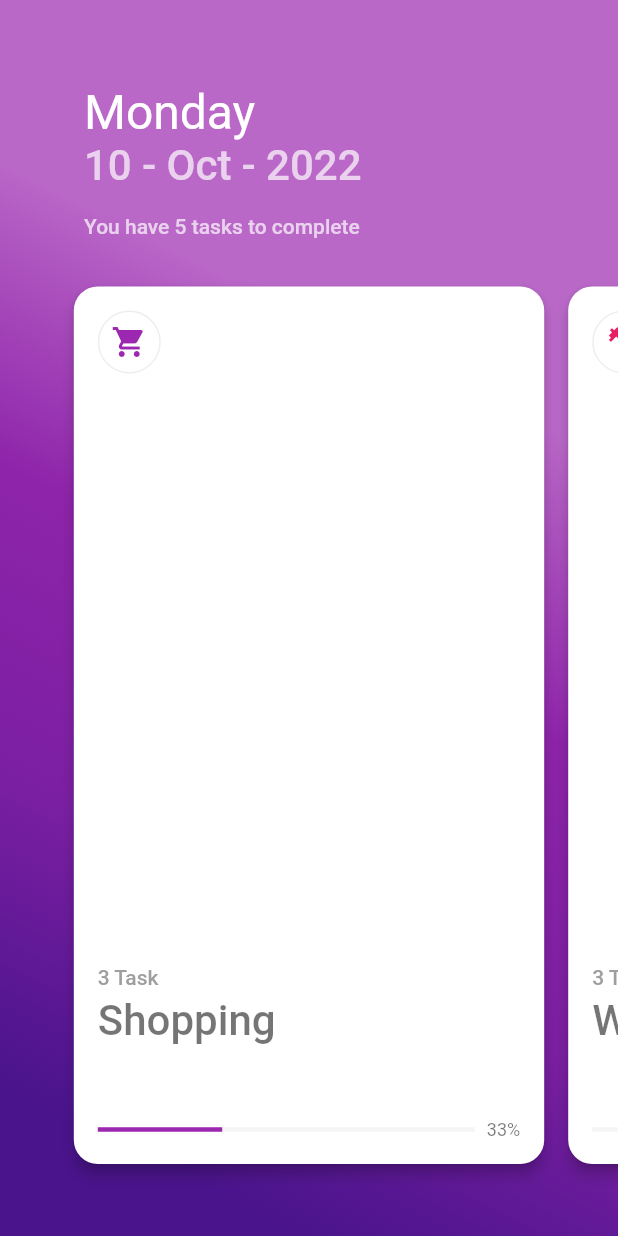
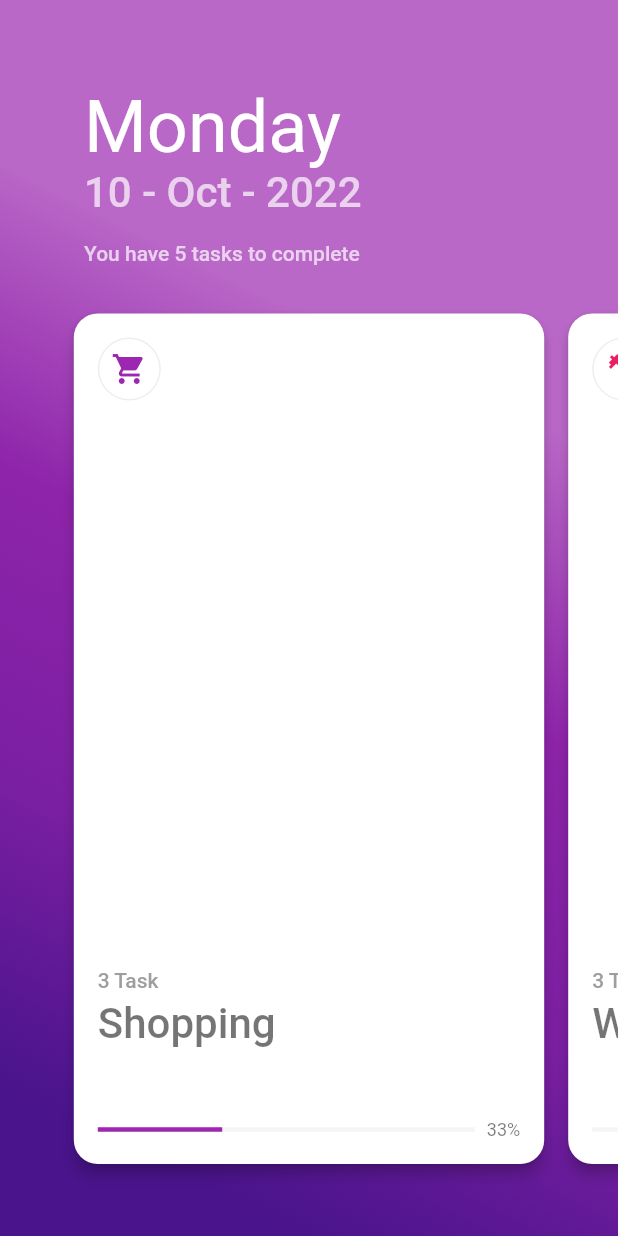
Before and after one commit to thanghoang07/flutter_app, a Flutter app: the screen it shows after launch, on a phone screen of 412 x 824 dp. Run offline on Flutter 3.47's test engine with Material 2 defaults, Android fonts, the light colour scheme and no system bars; our stand-ins replace flutter_colorpicker, flutter_markdown, sqflite; accounts and stored records are empty; Roboto replaces fonts that are missing (Hind).

Commit message:
fix code

```diff
--- a/lib/business/models/hero_id_model.dart
+++ b/lib/business/models/hero_id_model.dart
@@ -1,5 +1,3 @@
-import 'package:meta/meta.dart';
-
 class HeroId {
   final String progressId;
   final String titleId;
--- a/lib/business/models/task_model.dart
+++ b/lib/business/models/task_model.dart
@@ -14,7 +14,7 @@ class Task {
         required this.color,
         required this.codePoint,
         String? id,
-      }) : this.id = id ?? Uuid().generateV4();
+      }) : id = id ?? Uuid().generateV4();
 
   /// A necessary factory constructor for creating a new User instance
   /// from a map. Pass the map to the generated `_$TaskFromJson()` constructor.
--- a/lib/business/models/todo_list_model.dart
+++ b/lib/business/models/todo_list_model.dart
@@ -6,7 +6,7 @@ import 'package:thanghoang/business/services/db/db_provider.dart';
 
 class TodoListModel extends Model {
   // ObjectDB db;
-  var _db = DBProvider.db;
+  final _db = DBProvider.db;
   List<Todo> get todos => _todos.toList();
   List<Task> get tasks => _tasks.toList();
   int getTaskCompletionPercent(Task task) =>
@@ -18,7 +18,7 @@ class TodoListModel extends Model {
   bool _isLoading = false;
   List<Task> _tasks = [];
   List<Todo> _todos = [];
-  Map<String, int> _taskCompletionPercentage = Map();
+  final Map<String, int> _taskCompletionPercentage = {};
 
   static TodoListModel of(BuildContext context) =>
       ScopedModel.of<TodoListModel>(context);
@@ -42,7 +42,7 @@ class TodoListModel extends Model {
     _todos = await _db.getAllTodo();
     _tasks.forEach((it) => _calcTaskCompletionPercent(it.id));
     _isLoading = false;
-    await Future.delayed(Duration(milliseconds: 300));
+    await Future.delayed(const Duration(milliseconds: 300));
     notifyListeners();
   }
 
@@ -103,7 +103,6 @@ class TodoListModel extends Model {
 
   _syncJob(Todo todo) {
     _calcTaskCompletionPercent(todo.parent);
-    // _syncTodoToDB();
   }
 
   void _calcTaskCompletionPercent(String taskId) {
@@ -117,10 +116,5 @@ class TodoListModel extends Model {
       _taskCompletionPercentage[taskId] =
           (totalCompletedTodos / totalTodos * 100).toInt();
     }
-    // return todos.fold(0, (total, todo) => todo.isCompleted ? total + scoreOfTask : total);
   }
-
-// Future<int> _syncTodoToDB() async {
-//   return await db.update({'user': 'guest'}, {'todos': _todos});
-// }
 }
--- a/lib/business/models/todo_model.dart
+++ b/lib/business/models/todo_model.dart
@@ -9,7 +9,7 @@ class Todo {
   final int isCompleted;
 
   Todo(this.name, {required this.parent, this.isCompleted = 0, String? id})
-      : this.id = id ?? Uuid().generateV4();
+      : id = id ?? Uuid().generateV4();
 
   Todo copy({String? name, int? isCompleted, String? id, String? parent}) {
     return Todo(
--- a/lib/main.dart
+++ b/lib/main.dart
@@ -2,7 +2,6 @@ import 'package:flutter/material.dart';
 import 'package:scoped_model/scoped_model.dart';
 import 'package:thanghoang/business/models/todo_list_model.dart';
 import 'package:thanghoang/resources/pages/myHomePage.dart';
-import 'package:thanghoang/resources/themes/custom_theme.dart';
 
 void main() {
   runApp(const MyApp());
@@ -11,15 +10,14 @@ void main() {
 class MyApp extends StatelessWidget {
   const MyApp({super.key});
 
-  // This widget is the root of your application.
   @override
   Widget build(BuildContext context) {
     var app = MaterialApp(
       debugShowCheckedModeBanner: false,
       theme: ThemeData(
         primarySwatch: Colors.deepPurple,
-        textTheme: TextTheme(
-          headline1: TextStyle(fontSize: 32.0, fontWeight: FontWeight.w400),
+        textTheme: const TextTheme(
+          headline1: TextStyle(fontSize: 48.0, fontWeight: FontWeight.w400),
           subtitle1: TextStyle(fontSize: 28.0, fontWeight: FontWeight.w500),
           bodyText1: TextStyle(
             fontSize: 14.0,
@@ -27,7 +25,7 @@ class MyApp extends StatelessWidget {
           ),
         ),
       ),
-      home: MyHomePage(title: ''),
+      home: const MyHomePage(title: ''),
     );
 
     return ScopedModel<TodoListModel>(
```
